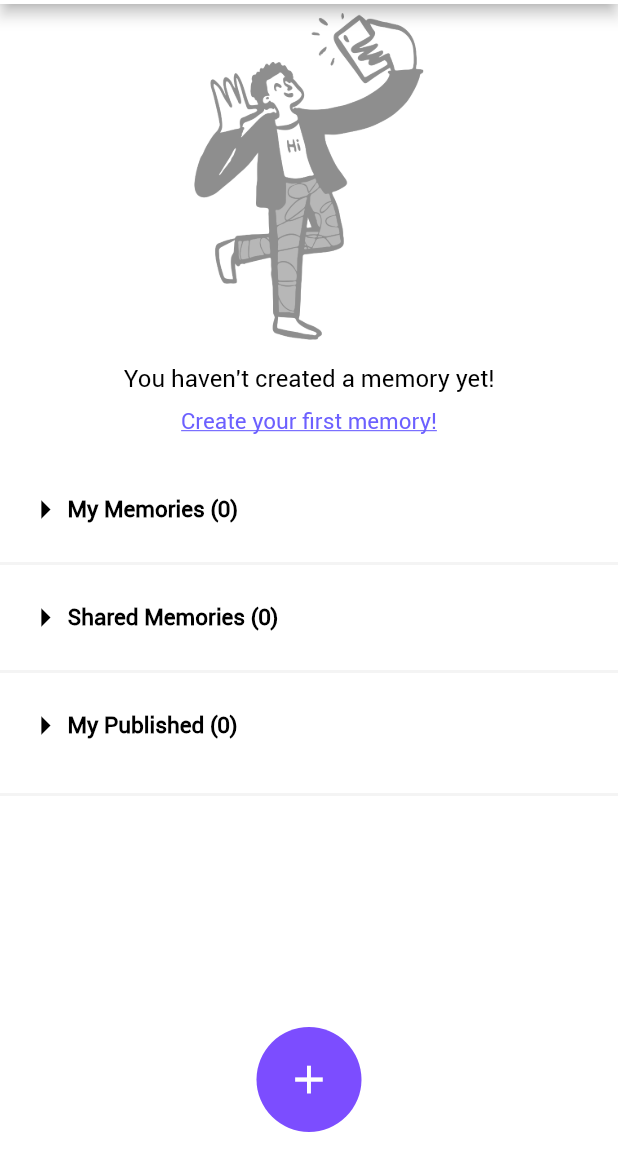
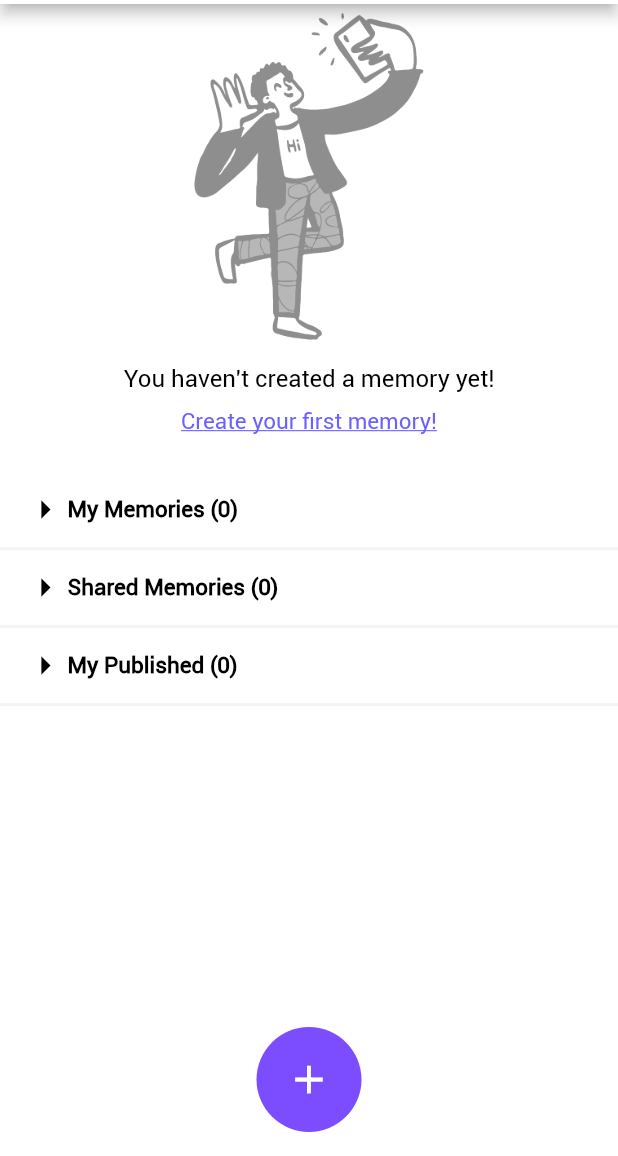
Before and after one commit to stashtinc16/Stashtcode2022, a Flutter app: the Memories screen opened by its route, on a phone screen of 412 x 824 dp, the part 80-1236 px from its top. Run offline on Flutter 3.47's test engine with Material 2 defaults, Android fonts, the phone set to English and light mode, and no system bars; our stand-ins replace cached_network_image, cloud_firestore, connectivity, firebase_auth, firebase_core, firebase_crashlytics and 12 more; missing offline and left inert: app_settings, flutter_app_badger, flutter_login_facebook, flutter_share, image_picker_for_web, multi_image_picker and 1 more; accounts and stored records are empty; Roboto replaces fonts that are missing (gibsonsemibold); statements that could not run were skipped; project files that could hold a hidden picture were left out.

Commit message:
bugs fix

```diff
--- a/lib/memories/controllers/memories_controller.dart
+++ b/lib/memories/controllers/memories_controller.dart
@@ -48,6 +48,7 @@ class MemoriesController extends GetxController  {
   RxBool showPermissions = false.obs;
   RxBool sharedMemoriesExpand = false.obs;
   RxBool publishMemoriesExpand = false.obs;
+  RxBool allowBackPress = true.obs;
   RxInt hasMemory = 0.obs;
   Rx<PermissionStatus> permissionStatus = PermissionStatus.denied.obs;
   RxBool hasFocus = false.obs;
@@ -920,6 +921,8 @@ class MemoriesController extends GetxController  {
     if (resultList.isNotEmpty) {
       if (imageIndex == 0) {
         EasyLoading.show(status: 'Uploading...');
+        allowBackPress.value=false;
+
         imageCaptionUrls.clear();
       }
       //selectedIndexList = index of selected items from main photos list
--- a/lib/memories/presentation/memories.dart
+++ b/lib/memories/presentation/memories.dart
@@ -123,7 +123,7 @@ class Memories extends GetView<MemoriesController>  {
                               ? myMemoriesUI(controller.memoriesList, "My")
                               : Container())),
                       const SizedBox(
-                        height: 20,
+                        height: 10,
                       ),
                       Container(
                         height: 2,
@@ -131,13 +131,12 @@ class Memories extends GetView<MemoriesController>  {
                         color: AppColors.bgColor,
                       ),
                       const SizedBox(
-                        height: 20,
+                        height: 10,
                       ),
                       InkWell(
                         onTap: () {
                           if (controller.sharedMemoriesList.isNotEmpty) {
-                            controller.sharedMemoriesExpand.value =
-                                !controller.sharedMemoriesExpand.value;
+                            controller.sharedMemoriesExpand.value = !controller.sharedMemoriesExpand.value;
                           }
                           controller.update();
                         },
@@ -427,7 +426,7 @@ class Memories extends GetView<MemoriesController>  {
                               : Container()),
                       // sharedMemoryUI(),
                       const SizedBox(
-                        height: 20,
+                        height: 10,
                       ),
                       Container(
                         height: 2,
@@ -435,7 +434,7 @@ class Memories extends GetView<MemoriesController>  {
                         color: AppColors.bgColor,
                       ),
                       const SizedBox(
-                        height: 20,
+                        height: 10,
                       ),
                       InkWell(
                         onTap: () {
@@ -481,7 +480,7 @@ class Memories extends GetView<MemoriesController>  {
                                   controller.publishMemoryList, "Publish")
                               : Container())),
                       const SizedBox(
-                        height: 30,
+                        height: 10,
                       ),
                       Container(
                         height: 2,
--- a/lib/notifications/controller/notification_controller.dart
+++ b/lib/notifications/controller/notification_controller.dart
@@ -1,4 +1,5 @@
 import 'package:cloud_firestore/cloud_firestore.dart';
+import 'package:flutter/material.dart';
 import 'package:get/get.dart';
 import 'package:stasht/login_signup/domain/user_model.dart';
 import 'package:stasht/notifications/domain/notification_model.dart';
@@ -21,6 +22,7 @@ class NotificationController extends GetxController {
       );
   RxList notificationList = List.empty(growable: true).obs;
   RxBool hasNotification = true.obs;
+  ScrollController scrollController=ScrollController();
   @override
   void onInit() {
     super.onInit();
--- a/lib/notifications/presentation/notifications.dart
+++ b/lib/notifications/presentation/notifications.dart
@@ -32,7 +32,9 @@ class Notifications extends GetView<NotificationController> {
                     itemCount: controller.notificationList.length,
                     padding: EdgeInsets.zero,
                     shrinkWrap: true,
-                    itemBuilder: (context, index) {
+                    controller: controller.scrollController,
+
+              itemBuilder: (context, index) {
                       print(
                           'MemoryId ${controller.notificationList[index].memoryId}');
                       return Column(
```
Also changed, not shown: lib/memories/presentation/memory_lane.dart (+5 -6 lines), lib/step_1.dart (+7 -2 lines), 2 other files.
